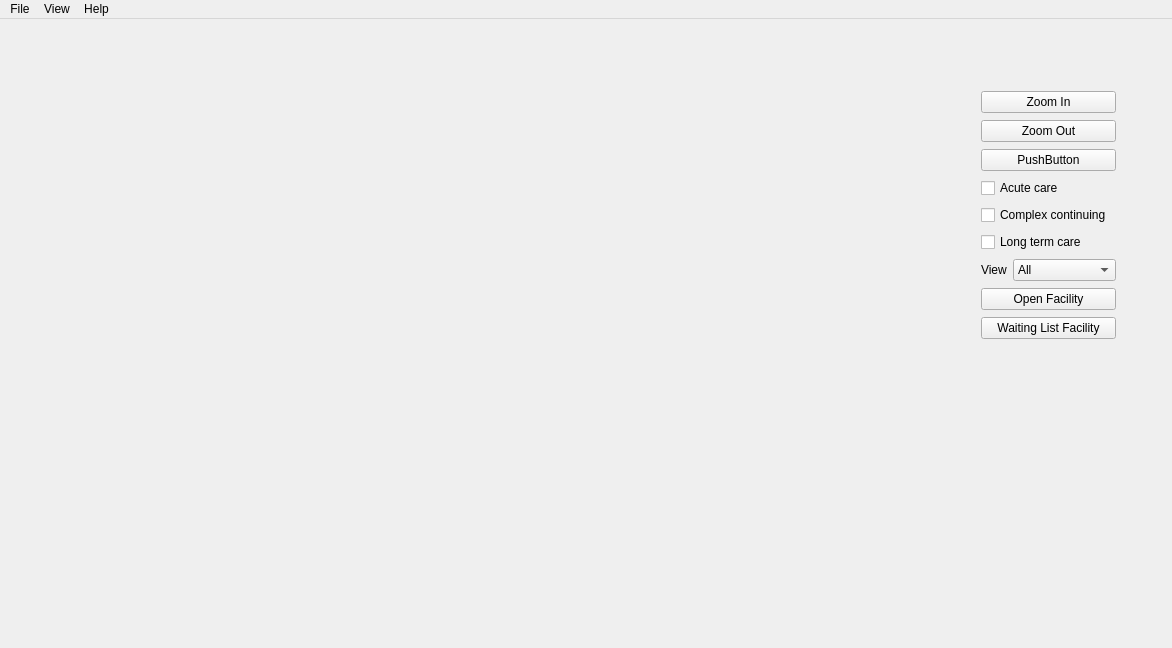
Jb00/ProtoUi, file MainScreen/MainScreen/mainwindow.ui: the form before one commit.
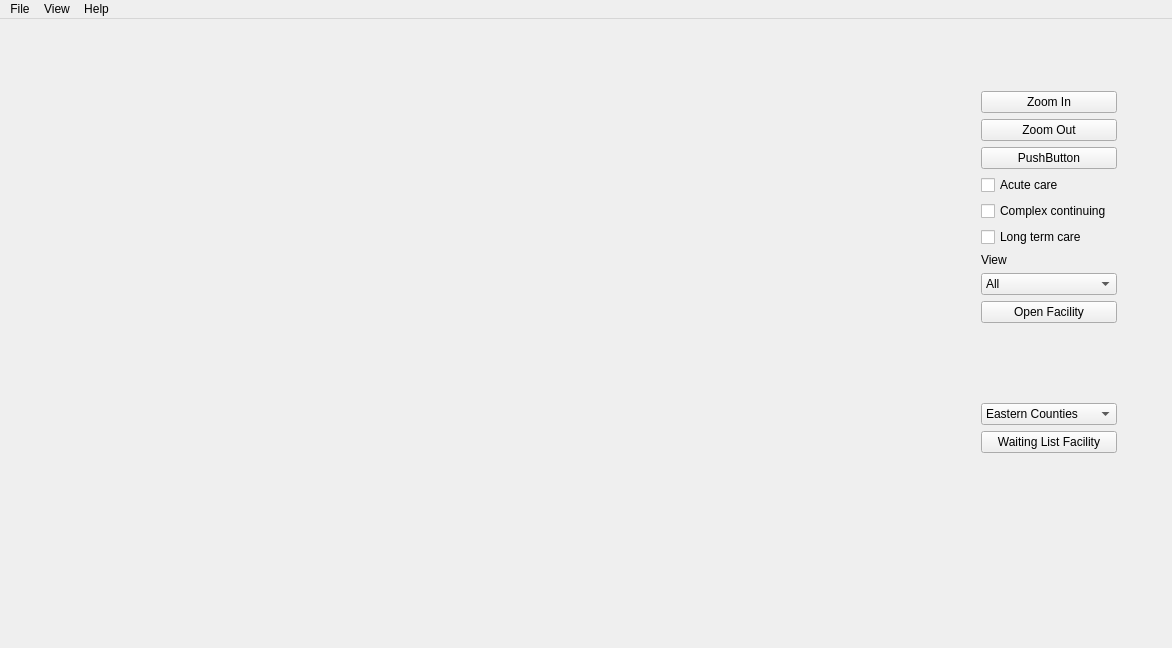
The form after the commit.

```diff
--- a/MainScreen/MainScreen/mainwindow.ui
+++ b/MainScreen/MainScreen/mainwindow.ui
@@ -31,11 +31,13 @@
     <property name="geometry">
      <rect>
       <x>970</x>
-      <y>60</y>
-      <width>157</width>
-      <height>280</height>
+      <y>61</y>
+      <width>158</width>
+      <height>384</height>
      </rect>
     </property>
+    <layout class="QVBoxLayout" name="verticalLayout_3">
+     <item>
     <layout class="QVBoxLayout" name="verticalLayout">
      <item>
       <widget class="QPushButton" name="pushButton">
@@ -80,8 +82,6 @@
       </widget>
      </item>
      <item>
-      <layout class="QHBoxLayout" name="horizontalLayout">
-       <item>
         <widget class="QLabel" name="label">
          <property name="text">
           <string>View</string>
@@ -107,8 +107,6 @@
          </item>
         </widget>
        </item>
-      </layout>
-     </item>
      <item>
       <widget class="QPushButton" name="pushButton_5">
        <property name="text">
@@ -116,12 +114,65 @@
        </property>
       </widget>
      </item>
+      </layout>
+     </item>
+     <item>
+      <spacer name="verticalSpacer">
+       <property name="orientation">
+        <enum>Qt::Vertical</enum>
+       </property>
+       <property name="sizeHint" stdset="0">
+        <size>
+         <width>20</width>
+         <height>40</height>
+        </size>
+       </property>
+      </spacer>
+     </item>
+     <item>
+      <layout class="QVBoxLayout" name="verticalLayout_2">
+       <item>
+        <widget class="QComboBox" name="comboBox_2">
+         <item>
+          <property name="text">
+           <string>Eastern Counties</string>
+          </property>
+         </item>
+         <item>
+          <property name="text">
+           <string>North Lanark</string>
+          </property>
+         </item>
+         <item>
+          <property name="text">
+           <string>Ottawa Centre</string>
+          </property>
+         </item>
+         <item>
+          <property name="text">
+           <string>Ottawa East</string>
+          </property>
+         </item>
+         <item>
+          <property name="text">
+           <string>Ottawa West</string>
+          </property>
+         </item>
+         <item>
+          <property name="text">
+           <string>Renfrew County</string>
+          </property>
+         </item>
+        </widget>
+       </item>
      <item>
       <widget class="QPushButton" name="pushButton_4">
        <property name="text">
         <string>Waiting List Facility</string>
        </property>
       </widget>
+       </item>
+      </layout>
      </item>
     </layout>
    </widget>
```
Lines whose indentation alone changed are shown as unchanged.
